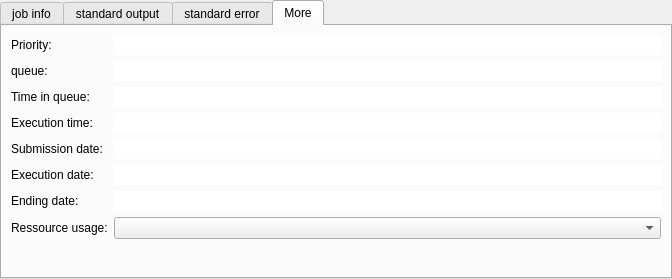
Above: python/soma/workflow/gui/JobInfo.ui from populse/soma-workflow before the change. Below: the same form after it.
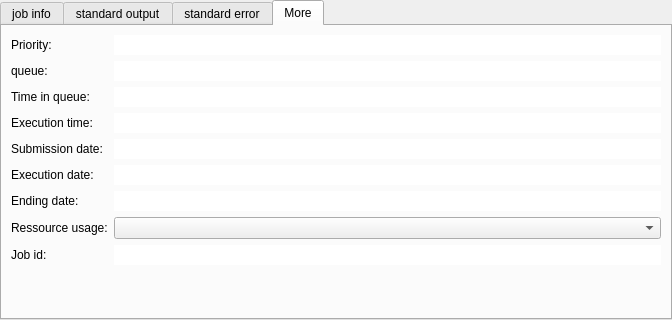
That is the form after the change. The open tabs and pages were chosen to show the change.

Commit message: A helper to spot failed jobs in a workflow: list_failed_jobs

```diff
--- a/python/soma/workflow/gui/JobInfo.ui
+++ b/python/soma/workflow/gui/JobInfo.ui
@@ -7,7 +7,7 @@
     <x>0</x>
     <y>0</y>
     <width>672</width>
-    <height>279</height>
+    <height>320</height>
    </rect>
   </property>
   <property name="minimumSize">
@@ -329,7 +329,7 @@
     <item row="7" column="1">
      <widget class="QComboBox" name="resource_usage"/>
     </item>
-    <item row="8" column="1">
+    <item row="9" column="1">
      <spacer name="verticalSpacer_2">
       <property name="orientation">
        <enum>Qt::Vertical</enum>
@@ -373,6 +373,23 @@
       </property>
      </widget>
     </item>
+    <item row="8" column="0">
+     <widget class="QLabel" name="label_14">
+      <property name="text">
+       <string>Job id:</string>
+      </property>
+     </widget>
+    </item>
+    <item row="8" column="1">
+     <widget class="QLineEdit" name="job_id">
+      <property name="frame">
+       <bool>false</bool>
+      </property>
+      <property name="readOnly">
+       <bool>true</bool>
+      </property>
+     </widget>
+    </item>
    </layout>
   </widget>
  </widget>
```
Left out of the diff: 2 changed lines with no effect on the pictures. The commit also changes 2 other files.
